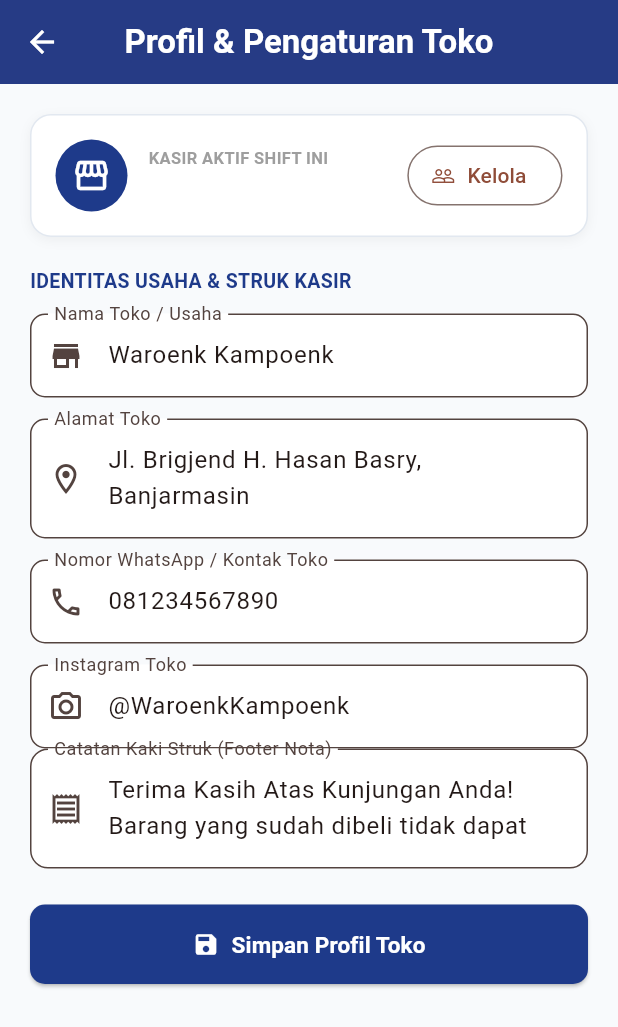
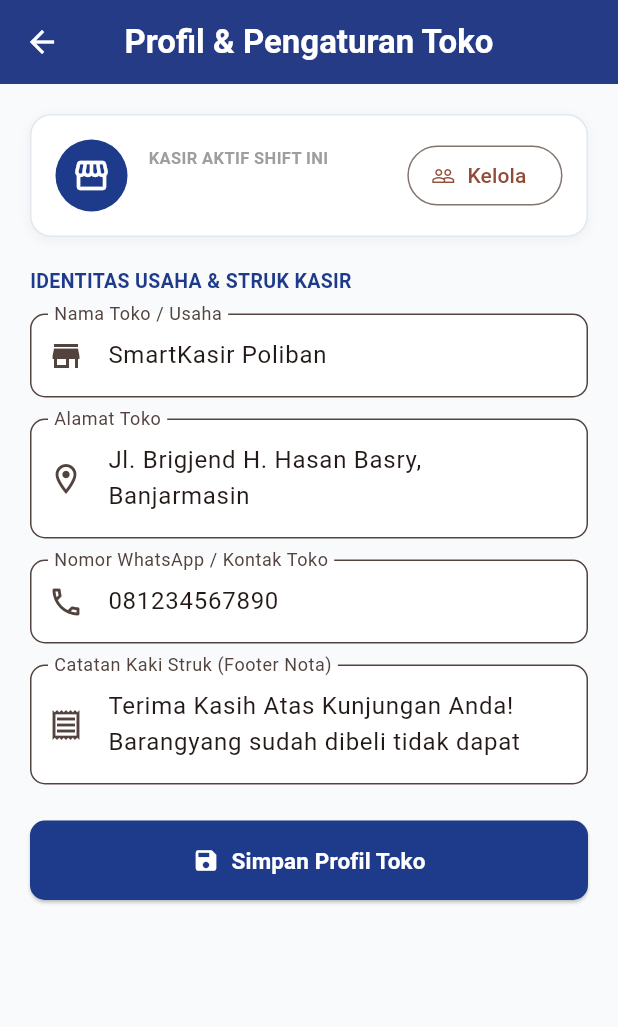
Before and after one commit to aqil6767/smartkasir_app, a Flutter app: the ProfilTokoPage screen opened directly, on a phone screen of 412 x 824 dp. Shown: the top 1027 px of the screen. Run offline on Flutter 3.47's test engine with Material 3 defaults, Android fonts, the phone set to English and light mode, and no system bars; our stand-ins replace shared_preferences, sqflite, sqflite_common_ffi, sqflite_common_ffi_web; accounts and stored records are empty.

Commit message:
feat(m12): employee master crud, active cashier selector, and shared preferences store profile

```diff
--- a/lib/helpers/database_helper.dart
+++ b/lib/helpers/database_helper.dart
@@ -14,7 +14,6 @@ class DatabaseHelper {
   // Instansiasi tunggal statis
   static final DatabaseHelper instance = DatabaseHelper._init();
   static Database? _database;
-
   DatabaseHelper._init();
   // Getter pembuka koneksi database aktif
   Future<Database> get database async {
@@ -73,7 +72,6 @@ class DatabaseHelper {
         peran TEXT NOT NULL
       )
     ''');
-
     // 3. Memasukkan data staf awal otomatis (Seeding Data Awal Toko)
     await db.rawInsert('''
       INSERT INTO karyawan (nama_karyawan, pin, peran)
@@ -108,7 +106,6 @@ class DatabaseHelper {
   // ==========================================
   // METODE CRUD: TABEL KARYAWAN
   // ==========================================
-
   // 1. CREATE: Menyimpan Karyawan Baru
   Future<int> insertKaryawan(Karyawan karyawan) async {
     final db = await instance.database;
@@ -144,6 +141,7 @@ class DatabaseHelper {
   // ==========================================
   Future<int> insertProduk(Produk produk) async {
     final db = await instance.database;
+
     return await db.insert('produk', produk.toMap());
   }
 
--- a/lib/pages/kelola_karyawan_page.dart
+++ b/lib/pages/kelola_karyawan_page.dart
@@ -84,7 +84,7 @@ class _KelolaKaryawanPageState extends State<KelolaKaryawanPage> {
           ],
         ),
         content: Text(
-          'Apakah Anda yakin ingin menghapus staf "${staf.namaKaryawan}" (${staf.peran})? Data tidak dapat dipulihkan.',
+          'Apakah Anda yakin ingin menghapus staf "${staf.namaKaryawan}" (${staf.peran})? Datatidak dapat dipulihkan.',
         ),
         actions: [
           TextButton(
@@ -125,9 +125,6 @@ class _KelolaKaryawanPageState extends State<KelolaKaryawanPage> {
     } else if (peran == 'Admin') {
       bg = Colors.blue.shade100;
       fg = Colors.blue.shade900;
-    } else if (peran == 'Supervisor') {
-      bg = Colors.purple.shade100;
-      fg = Colors.purple.shade900;
     } else {
       bg = Colors.green.shade100;
       fg = Colors.green.shade900;
--- a/lib/pages/profil_toko_page.dart
+++ b/lib/pages/profil_toko_page.dart
@@ -18,7 +18,6 @@ class _ProfilTokoPageState extends State<ProfilTokoPage> {
   final _namaTokoController = TextEditingController();
   final _alamatController = TextEditingController();
   final _noWaController = TextEditingController();
-  final _instagramController = TextEditingController();
   final _footerController = TextEditingController();
   // Status visual tombol simpan
   bool _sedangMenyimpan = false;
@@ -45,14 +44,12 @@ class _ProfilTokoPageState extends State<ProfilTokoPage> {
     final prefs = await SharedPreferences.getInstance();
     setState(() {
       _namaTokoController.text =
-          prefs.getString('nama_toko') ?? 'Waroenk Kampoenk';
+          prefs.getString('nama_toko') ?? 'SmartKasir Poliban';
       _alamatController.text =
           prefs.getString('alamat_toko') ??
           'Jl. Brigjend H. Hasan Basry, Banjarmasin';
       _noWaController.text = prefs.getString('no_wa') ?? '081234567890';
-      _instagramController.text =
-          prefs.getString('instagram_toko') ?? '@WaroenkKampoenk';
-      _footerController.text = prefs.getString('footer_struk') ?? 'Terima Kasih Atas Kunjungan Anda! Barang yang sudah dibeli tidak dapat ditukar.';
+      _footerController.text = prefs.getString('footer_struk') ?? 'Terima Kasih Atas Kunjungan Anda! Barangyang sudah dibeli tidak dapat ditukar.';
       _activeCashierName =
           prefs.getString('active_cashier_name') ?? 'Belum Ditentukan';
     });
@@ -65,7 +62,6 @@ class _ProfilTokoPageState extends State<ProfilTokoPage> {
     await prefs.setString('nama_toko', _namaTokoController.text.trim());
     await prefs.setString('alamat_toko', _alamatController.text.trim());
     await prefs.setString('no_wa', _noWaController.text.trim());
-    await prefs.setString('instagram_toko', _instagramController.text.trim());
     await prefs.setString('footer_struk', _footerController.text.trim());
     setState(() => _sedangMenyimpan = false);
     if (!mounted) return;
@@ -164,8 +160,8 @@ class _ProfilTokoPageState extends State<ProfilTokoPage> {
               ),
             ),
             const SizedBox(height: 20),
+            // FORM IDENTITAS USAHA (SHAREDPREFERENCES)
 
-            // FORM IDENTITAS USAHA (SHAREDPREFERENCES)
             const Text(
               'IDENTITAS USAHA & STRUK KASIR',
               style: TextStyle(
@@ -219,22 +215,7 @@ class _ProfilTokoPageState extends State<ProfilTokoPage> {
               ),
             ),
             const SizedBox(height: 14),
-            // 4. Instagram
-            TextFormField(
-              controller: _instagramController,
-              keyboardType: TextInputType.text,
-              decoration: InputDecoration(
-                labelText: 'Instagram Toko',
-                prefixIcon: const Icon(Icons.camera_alt_outlined),
-                border: OutlineInputBorder(
-                  borderRadius: BorderRadius.circular(10),
-                ),
-                filled: true,
-                fillColor: Colors.white,
-              ),
-            ),
-
-            // 5. CATATAN KAKI STRUK (FOOTER RECEIPT)
+            // 4. CATATAN KAKI STRUK (FOOTER RECEIPT)
             TextFormField(
               controller: _footerController,
               maxLines: 2,
@@ -243,7 +224,7 @@ class _ProfilTokoPageState extends State<ProfilTokoPage> {
                 hintText: 'Contoh: Terima kasih atas kunjungan Anda!',
                 prefixIcon: const Icon(Icons.receipt_outlined),
                 border: OutlineInputBorder(
-                  borderRadius: BorderRadius.circular(12),
+                  borderRadius: BorderRadius.circular(10),
                 ),
                 filled: true,
                 fillColor: Colors.white,
```
Also changed, not shown: lib/pages/form_karyawan_page.dart (+7 -7 lines). Lines whose indentation alone changed are shown as unchanged.
